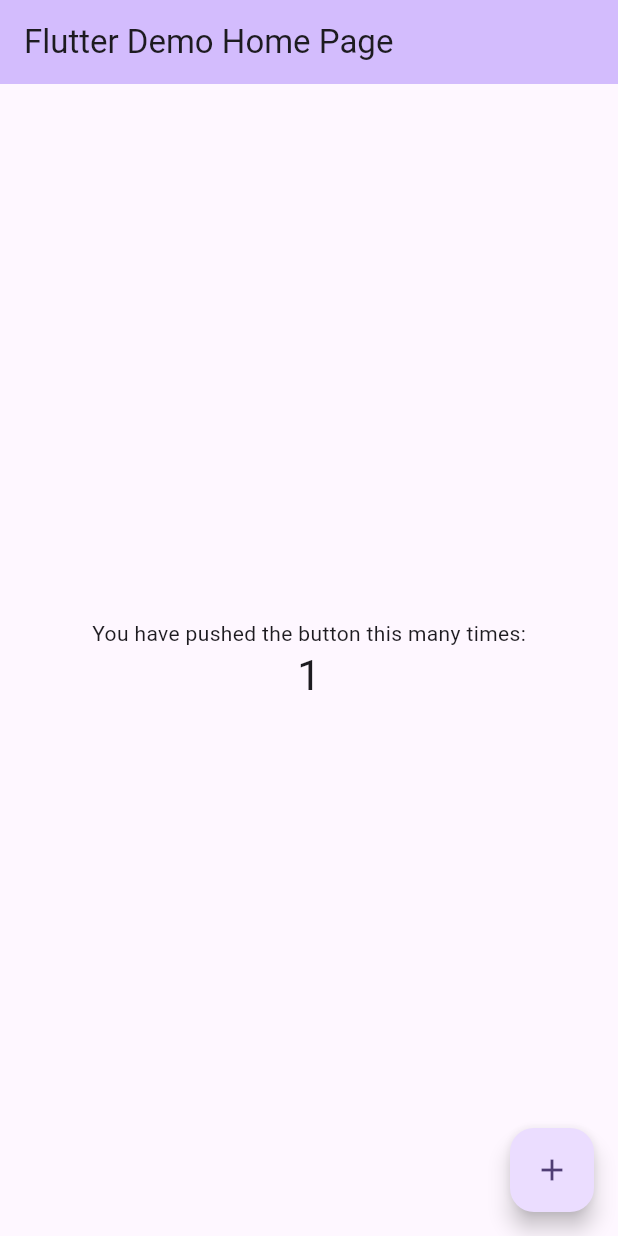
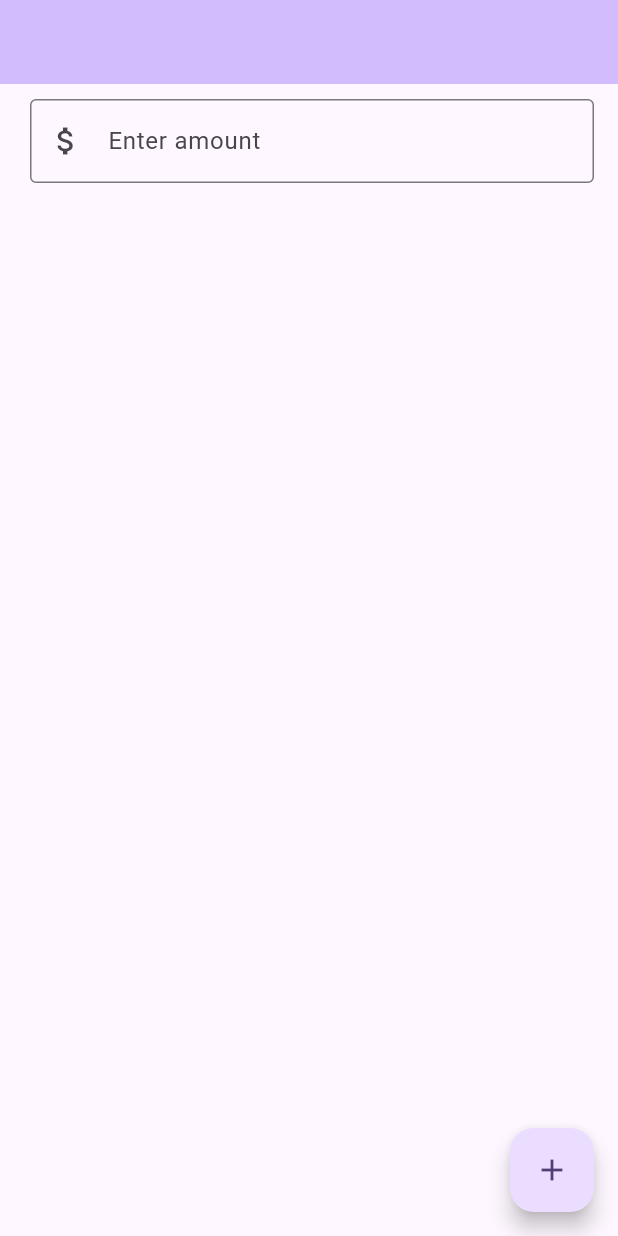
Before and after one commit to TinmaLai/GrowYourMoney, a Flutter app: the screen it shows after launch, after a tap on the "add" icon, on a phone screen of 412 x 824 dp. Run offline on Flutter 3.47's test engine with Material 3 defaults, Android fonts, the phone set to English and light mode, and no system bars.

Commit message:
Đã thêm được ô để nhập tiền

```diff
--- /dev/null
+++ b/lib/Input.dart
@@ -0,0 +1,41 @@
+import 'package:flutter/material.dart';
+
+class MoneyInputField extends StatefulWidget {
+  final Function(double) onChanged;
+
+  const MoneyInputField({Key? key, required this.onChanged}) : super(key: key);
+
+  @override
+  _MoneyInputFieldState createState() => _MoneyInputFieldState();
+}
+
+class _MoneyInputFieldState extends State<MoneyInputField> {
+  TextEditingController _controller = TextEditingController();
+
+  @override
+  void dispose() {
+    _controller.dispose();
+    super.dispose();
+  }
+
+  @override
+  Widget build(BuildContext context) {
+    return TextField(
+      controller: _controller,
+      keyboardType: const TextInputType.numberWithOptions(decimal: true),
+      decoration: const InputDecoration(
+        labelText: 'Enter amount',
+        prefixIcon: Icon(Icons.attach_money),
+        border: OutlineInputBorder(),
+      ),
+      onChanged: (value) {
+        // Convert text to double and pass it to onChanged callback
+        if (value.isNotEmpty) {
+          widget.onChanged(double.parse(value));
+        } else {
+          widget.onChanged(0.0);
+        }
+      },
+    );
+  }
+}
--- a/lib/main.dart
+++ b/lib/main.dart
@@ -1,4 +1,5 @@
 import 'package:flutter/material.dart';
+import 'Input.dart';
 
 void main() {
   runApp(const MyApp());
@@ -11,7 +12,7 @@
   @override
   Widget build(BuildContext context) {
     return MaterialApp(
-      title: 'Flutter Demo',
+      title: 'GYM - Grow Your Money',
       theme: ThemeData(
         // This is the theme of your application.
         //
@@ -31,13 +32,13 @@
         colorScheme: ColorScheme.fromSeed(seedColor: Colors.deepPurple),
         useMaterial3: true,
       ),
-      home: const MyHomePage(title: 'Flutter Demo Home Page'),
+      home: const MyHomePage(),
     );
   }
 }
 
 class MyHomePage extends StatefulWidget {
-  const MyHomePage({super.key, required this.title});
+  const MyHomePage({super.key});
 
   // This widget is the home page of your application. It is stateful, meaning
   // that it has a State object (defined below) that contains fields that affect
@@ -48,13 +49,13 @@
   // used by the build method of the State. Fields in a Widget subclass are
   // always marked "final".
 
-  final String title;
 
   @override
   State<MyHomePage> createState() => _MyHomePageState();
 }
 
 class _MyHomePageState extends State<MyHomePage> {
+  List<MoneyInputField> moneyInputFields = [];
   int _counter = 0;
 
   void _incrementCounter() {
@@ -66,6 +67,7 @@
       // called again, and so nothing would appear to happen.
       _counter++;
     });
+
   }
 
   @override
@@ -84,39 +86,31 @@
         backgroundColor: Theme.of(context).colorScheme.inversePrimary,
         // Here we take the value from the MyHomePage object that was created by
         // the App.build method, and use it to set our appbar title.
-        title: Text(widget.title),
       ),
-      body: Center(
-        // Center is a layout widget. It takes a single child and positions it
-        // in the middle of the parent.
-        child: Column(
-          // Column is also a layout widget. It takes a list of children and
-          // arranges them vertically. By default, it sizes itself to fit its
-          // children horizontally, and tries to be as tall as its parent.
-          //
-          // Column has various properties to control how it sizes itself and
-          // how it positions its children. Here we use mainAxisAlignment to
-          // center the children vertically; the main axis here is the vertical
-          // axis because Columns are vertical (the cross axis would be
-          // horizontal).
-          //
-          // TRY THIS: Invoke "debug painting" (choose the "Toggle Debug Paint"
-          // action in the IDE, or press "p" in the console), to see the
-          // wireframe for each widget.
-          mainAxisAlignment: MainAxisAlignment.center,
-          children: <Widget>[
-            const Text(
-              'You have pushed the button this many times:',
+      body: Column(
+        children: [
+          for (var moneyInputField in moneyInputFields)
+            Padding(
+              padding: const EdgeInsets.only(left: 20.0, top: 10.0, right: 16.0, bottom: 8.0),
+              child: moneyInputField,
             ),
-            Text(
-              '$_counter',
-              style: Theme.of(context).textTheme.headlineMedium,
-            ),
-          ],
-        ),
+        ],
       ),
+
+
       floatingActionButton: FloatingActionButton(
-        onPressed: _incrementCounter,
+        onPressed: () => {
+          setState(() {
+            moneyInputFields.add(
+              MoneyInputField(
+                onChanged: (amount) {
+                  print('Entered amount: $amount');
+                  // You can perform further actions with the entered amount here
+                },
+              ),
+            );
+          }),
+        },
         tooltip: 'Increment',
         child: const Icon(Icons.add),
       ), // This trailing comma makes auto-formatting nicer for build methods.
```
